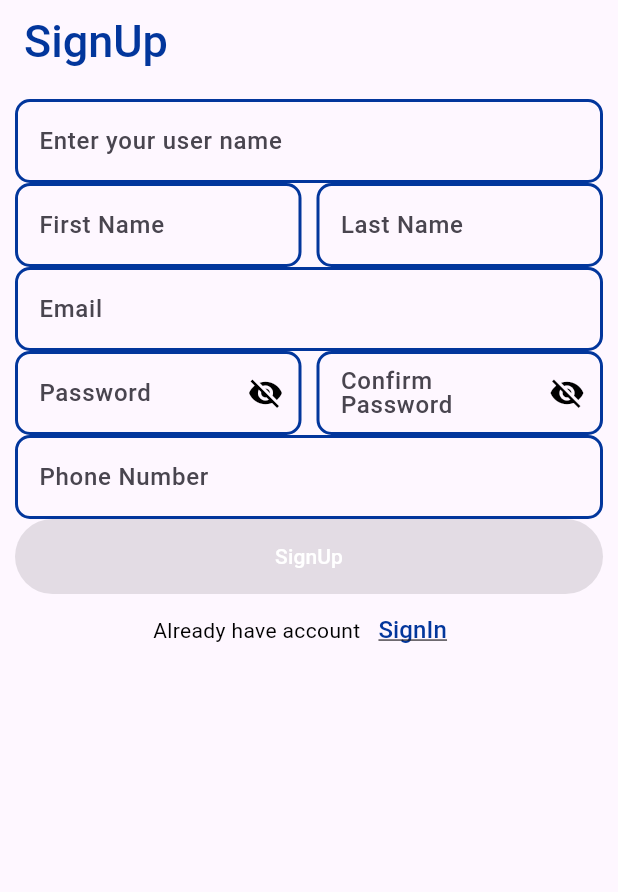
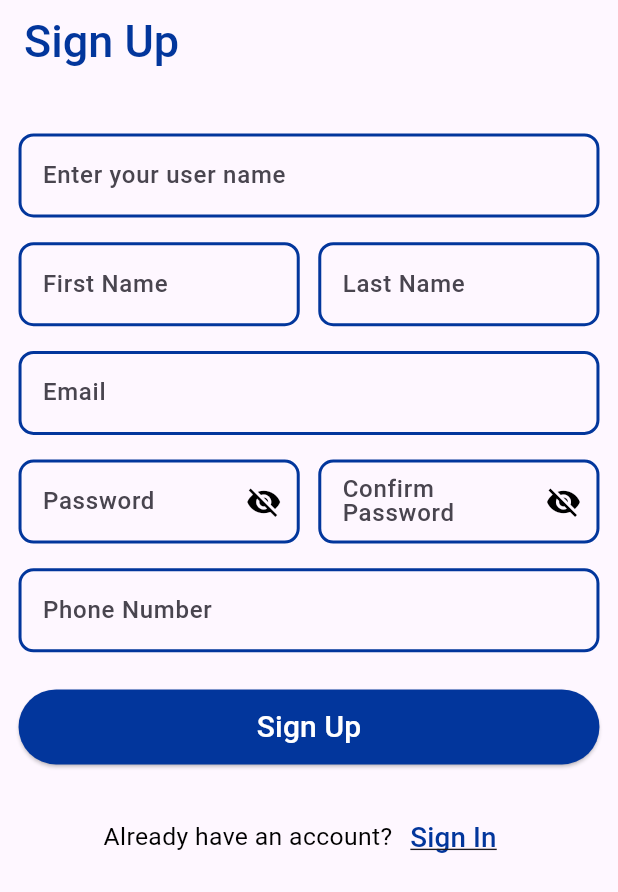
Before and after one commit to osos2511/online-exams, a Flutter app: the SignUp screen opened by its route, on a phone screen of 412 x 824 dp. Shown: the top 892 px of the screen. Run offline on Flutter 3.47's test engine with Material 3 defaults, Android fonts, the phone set to English and light mode, and no system bars.

Commit message:
+update ui

```diff
--- a/lib/core/constant/Custom_Main_Button.dart
+++ b/lib/core/constant/Custom_Main_Button.dart
@@ -7,9 +7,9 @@ final void Function()? onPress;
   @override
   Widget build(BuildContext context) {
     return ElevatedButton(
-        style: ElevatedButton.styleFrom(backgroundColor: Colors.red,minimumSize: Size(double.infinity, 50)),
+        style: ElevatedButton.styleFrom(backgroundColor: Color(0xFF02369C),minimumSize: Size(double.infinity, 50)),
         onPressed: onPress,
         child: Text(text,
-          style: TextStyle(color: Colors.white,fontWeight: FontWeight.w500),));
+          style: TextStyle(color: Colors.white,fontWeight: FontWeight.w500,fontSize: 20),));
   }
 }
--- a/lib/presentation/auth/signUp.dart
+++ b/lib/presentation/auth/signUp.dart
@@ -3,43 +3,56 @@ import 'package:online_exams/core/constant/Custom_Main_Button.dart';
 import 'package:online_exams/presentation/auth/widgets/Custom_TextForm_Field.dart';
 
 import '../../core/constant/Custom_AppBar.dart';
+import '../../core/routes_manager.dart';
 
 class SignUp extends StatelessWidget {
   SignUp({super.key});
+
   final TextEditingController userNameController = TextEditingController();
   final TextEditingController firstNameController = TextEditingController();
   final TextEditingController lastNameController = TextEditingController();
   final TextEditingController emailEditingController = TextEditingController();
   final TextEditingController passwordController = TextEditingController();
-  final TextEditingController confirmPasswordController =
-      TextEditingController();
+  final TextEditingController confirmPasswordController = TextEditingController();
   final TextEditingController phoneNumberController = TextEditingController();
+
   @override
   Widget build(BuildContext context) {
+    double screenWidth = MediaQuery.of(context).size.width;
+    double screenHeight = MediaQuery.of(context).size.height;
+
     return Scaffold(
-        appBar: const CustomAppbar(titleAppbar: 'SignUp'),
-        body: Padding(
-          padding: EdgeInsets.all(10),
+      appBar: const CustomAppbar(titleAppbar: 'Sign Up'),
+      body: SingleChildScrollView(
+        child: Padding(
+          padding: EdgeInsets.symmetric(
+            horizontal: screenWidth * 0.03,
+          ),
           child: Column(
             children: [
+              SizedBox(height: screenHeight * 0.04),
+
               CustomTextFormField(
                 validator: (input) {
                   if (input == null || input.trim().isEmpty) {
-                      return 'plz,enter your user name';
+                    return 'Please enter your username';
                   }
                   return null;
                 },
                 controller: userNameController,
                 hintText: 'User Name',
-                  labelText: 'Enter your user name'),
+                labelText: 'Enter your user name',
+              ),
+
+              SizedBox(height: screenHeight * 0.02),
+
               Row(
-                mainAxisAlignment: MainAxisAlignment.spaceBetween,
                 children: [
                   Expanded(
                     child: CustomTextFormField(
                       validator: (input) {
                         if (input == null || input.trim().isEmpty) {
-                            return 'Name is required';
+                          return 'First name is required';
                         }
                         if (!RegExp(r"^[a-zA-Z\s-]{2,50}$").hasMatch(input)) {
                           return 'Name must be between 2 and 50 characters';
@@ -48,14 +61,16 @@ class SignUp extends StatelessWidget {
                       },
                       controller: firstNameController,
                       hintText: 'Enter first name',
-                        labelText: 'First Name'),
+                      labelText: 'First Name',
                     ),
-                  SizedBox(width: 10),
+                  ),
+                  SizedBox(width: screenWidth * 0.03), // 🎯 تناسب العرض
+
                   Expanded(
                     child: CustomTextFormField(
                       validator: (input) {
                         if (input == null || input.trim().isEmpty) {
-                            return 'Name is required';
+                          return 'Last name is required';
                         }
                         if (!RegExp(r"^[a-zA-Z\s-]{2,50}$").hasMatch(input)) {
                           return 'Name must be between 2 and 50 characters';
@@ -64,97 +79,127 @@ class SignUp extends StatelessWidget {
                       },
                       controller: lastNameController,
                       hintText: 'Enter last name',
-                        labelText: 'Last Name'),
+                      labelText: 'Last Name',
+                    ),
                   ),
                 ],
               ),
+
+              SizedBox(height: screenHeight * 0.02),
+
               CustomTextFormField(
                 hintText: 'Enter your email',
                 labelText: 'Email',
                 controller: emailEditingController,
                 validator: (input) {
                   if (input == null || input.trim().isEmpty) {
-                    return 'Please, enter your email';
+                    return 'Please enter your email';
                   }
                   return null;
                 },
               ),
+
+              SizedBox(height: screenHeight * 0.02),
+
               Row(
-                mainAxisAlignment: MainAxisAlignment.spaceBetween,
                 children: [
                   Expanded(
                     child: CustomTextFormField(
                       validator: (input) {
                         if (input == null || input.trim().isEmpty) {
-                            return 'plz,enter your password';
+                          return 'Please enter your password';
                         }
                         if (input.length < 8) {
-                            return 'your password should be at least 8 chars';
+                          return 'Password should be at least 8 characters';
                         }
                         return null;
                       },
                       controller: passwordController,
                       isSecure: true,
                       hintText: 'Enter your password',
-                        labelText: 'Password'),
+                      labelText: 'Password',
                     ),
-                  SizedBox(width: 10),
+                  ),
+                  SizedBox(width: screenWidth * 0.03),
+
                   Expanded(
                     child: CustomTextFormField(
                       validator: (input) {
                         if (input == null || input.trim().isEmpty) {
-                            return 'plz,enter your re-password';
+                          return 'Please re-enter your password';
                         }
                         if (input.length < 8) {
-                            return 'your re-password should be at least 8 chars';
+                          return 'Confirm password should be at least 8 characters';
                         }
                         return null;
                       },
                       controller: confirmPasswordController,
                       isSecure: true,
-                        hintText: 'Enter your re-password',
-                        labelText: 'Confirm Password'),
+                      hintText: 'Re-enter your password',
+                      labelText: 'Confirm Password',
+                    ),
                   ),
                 ],
               ),
+
+              SizedBox(height: screenHeight * 0.02),
+
               CustomTextFormField(
                 validator: (String? input) {
                   if (input == null || input.trim().isEmpty) {
                     return 'Phone number is required';
                   }
-                    if (!RegExp(r"^(?:\+?[0-9]{1,3})?[0-9]{8,15}$")
-                        .hasMatch(input)) {
+                  if (!RegExp(r"^(?:\+?[0-9]{1,3})?[0-9]{8,15}$").hasMatch(input)) {
                     return 'Enter a valid phone number';
                   }
                   return null;
                 },
                 controller: phoneNumberController,
                 hintText: 'Enter phone number',
-                  labelText: 'Phone Number'),
-              CustomMainButton(text: 'SignUp'),
+                labelText: 'Phone Number',
+              ),
+
+              SizedBox(height: screenHeight * 0.03),
+
+              CustomMainButton(
+                text: 'Sign Up',
+                onPress: () {},
+              ),
+
+              SizedBox(height: screenHeight * 0.03),
+
               Row(
                 mainAxisAlignment: MainAxisAlignment.center,
                 children: [
                   Text(
-                    'Already have account',
-                    style:  TextStyle(color: Colors.black, fontSize: 14),
+                    'Already have an account?',
+                    style: TextStyle(
+                      color: Colors.black,
+                      fontSize: screenWidth * 0.04,
+                    ),
                   ),
                   TextButton(
                     onPressed: () {
-                        // Navigator.pushReplacementNamed(
-                        //     context, RoutesManager.loginRoute);
+                      Navigator.pushReplacementNamed(
+                        context,
+                        RoutesManager.signInRoute,
+                      );
                     },
-                      child:  Text(
-                        'SignIn',
-                        style:  TextStyle(
+                    child: Text(
+                      'Sign In',
+                      style: TextStyle(
                         color: Color(0xff02369C),
-                            fontSize: 16,
-                            decoration: TextDecoration.underline),
-                      )),
+                        fontSize: screenWidth * 0.045,
+                        decoration: TextDecoration.underline,
+                      ),
+                    ),
+                  ),
                 ],
               ),
             ],
           ),
-        ));
+        ),
+      ),
+    );
   }
 }
```
Also changed, not shown: lib/presentation/auth/signIn.dart (+61 -5 lines). Lines whose indentation alone changed are shown as unchanged.
